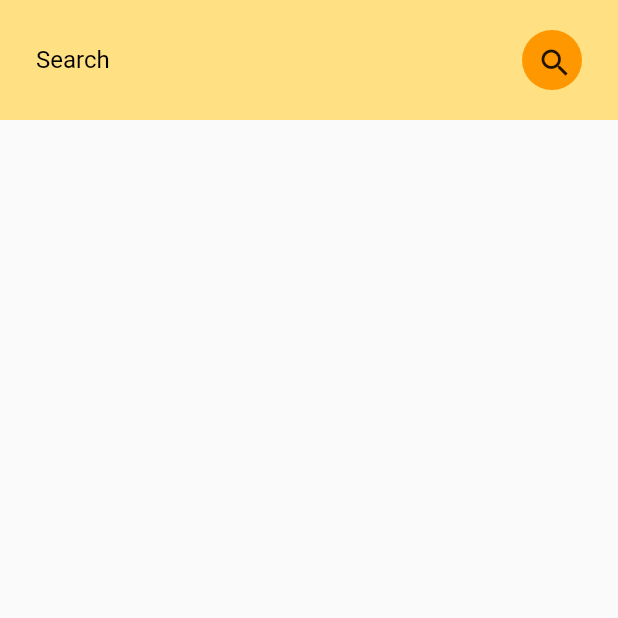
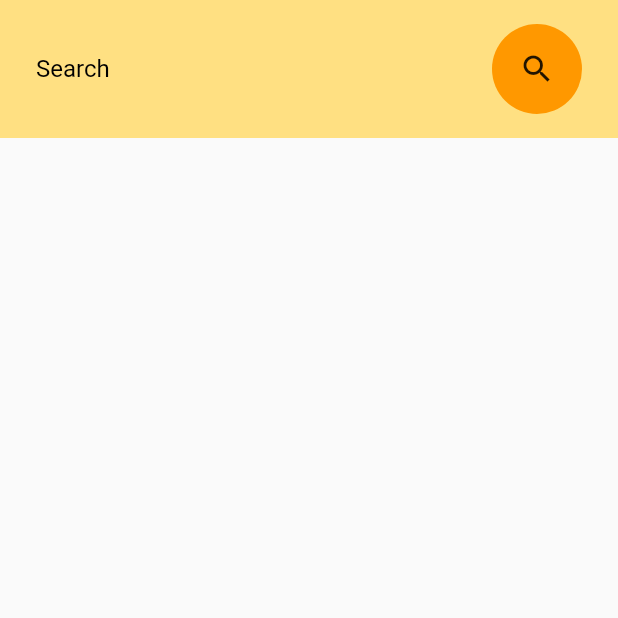
Before and after one commit to Afrij15/Shopio, a Flutter app: the Search screen opened directly, on a phone screen of 412 x 824 dp, the top half of it. Run offline on Flutter 3.47's test engine with Material 2 defaults, Android fonts, the phone set to English and light mode, and no system bars; our stand-ins replace carousel_pro, cloud_firestore, firebase_auth, firebase_core, settings_ui; accounts and stored records are empty.

Commit message:
Changed spacing in UI
Changed spacing in UI for better UX

```diff
--- a/lib/pages/home_page.dart
+++ b/lib/pages/home_page.dart
@@ -92,7 +92,7 @@ class _Home_pageState extends State<Home_page> {
               //onTap: ,
             ),
             Divider(
-              height: 0.1,
+              height: 2,
             ),
             ListTile(
               title: Text("Notifications"),
@@ -116,7 +116,7 @@ class _Home_pageState extends State<Home_page> {
               ),
             ),
             Divider(
-              height: 0.1,
+              height: 1,
             ),
             ListTile(
               title: Text(
--- a/lib/pages/search.dart
+++ b/lib/pages/search.dart
@@ -68,8 +68,8 @@ class _SearchState extends State<Search> {
                       initiateSearch();
                     },
                     child: Container(
-                        height: 40,
-                        width: 40,
+                        height: 60,
+                        width: 60,
                         decoration: BoxDecoration(
                             color: Colors.orange,
                             borderRadius: BorderRadius.circular(40)),
```
